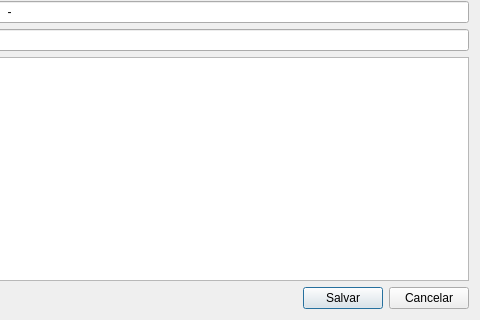
This is ui/cliente_form.ui in viniciusbassio/EWE-AUTO as Qt 5 draws it before an edit; both pictures show x 120 to 600 and y 100 to 420 of the 600 by 420 pixel window. The edited form follows.
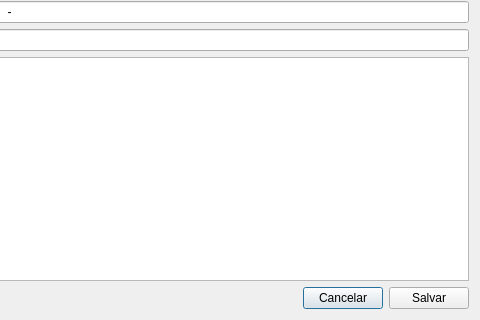
This is the edited form.

Commit message: refactor(ui): padronizar formulários e melhorar consistência da interface

```diff
--- a/ui/cliente_form.ui
+++ b/ui/cliente_form.ui
@@ -112,16 +112,16 @@
       </spacer>
      </item>
      <item>
-      <widget class="QPushButton" name="btnSalvar">
+      <widget class="QPushButton" name="btnCancelar">
        <property name="text">
-        <string>Salvar</string>
+        <string>Cancelar</string>
        </property>
       </widget>
      </item>
      <item>
-      <widget class="QPushButton" name="btnCancelar">
+      <widget class="QPushButton" name="btnSalvar">
        <property name="text">
-        <string>Cancelar</string>
+        <string>Salvar</string>
        </property>
       </widget>
      </item>
```
The commit also changes 2 other files.
